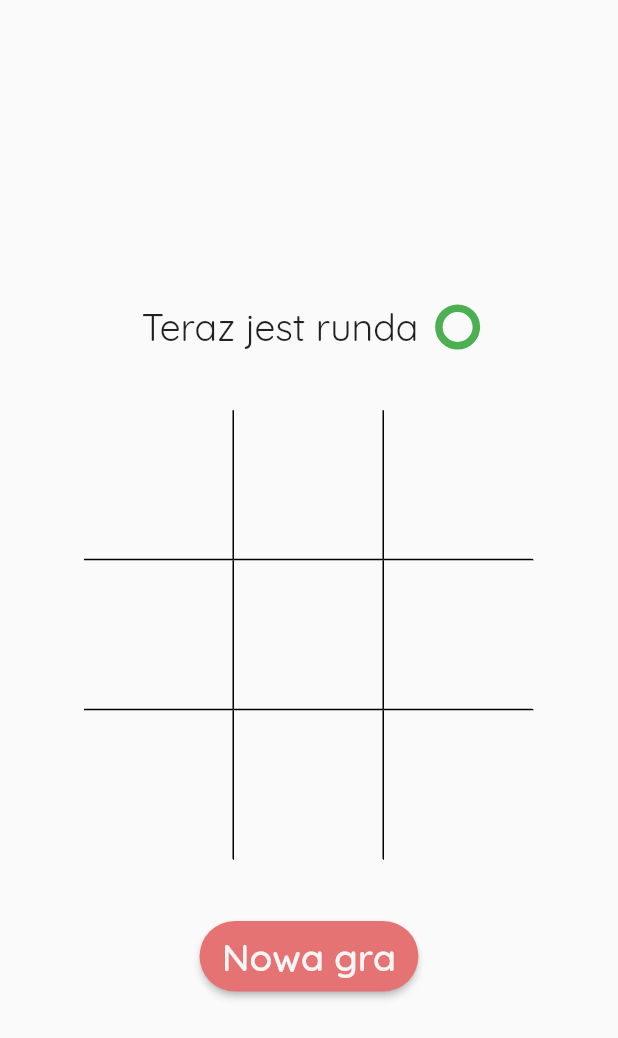
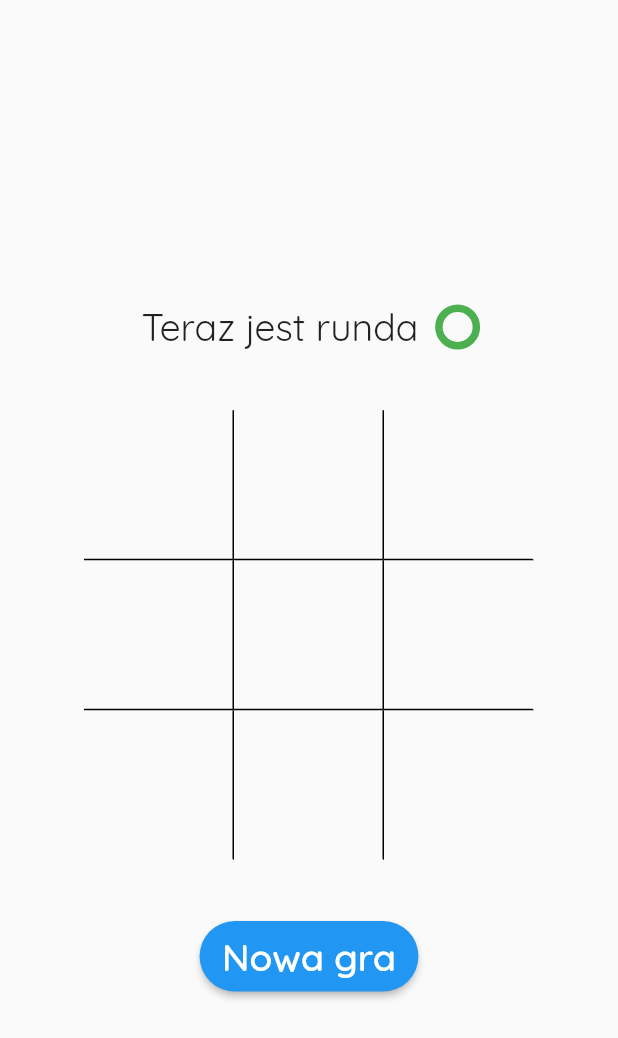
Before and after one commit to Areszka/Flutter-app, a Flutter app: the screen it shows after launch, after a tap on "Zacznij grę", on a phone screen of 412 x 824 dp. Shown: the top 1038 px of the screen. Run offline on Flutter 3.47's test engine with Material 2 defaults, Android fonts, the phone set to English and light mode, and no system bars.

Commit message:
add a switch button to turn off/on the dark theme

```diff
--- a/lib/board.dart
+++ b/lib/board.dart
@@ -6,7 +6,8 @@ import 'dart:math';
 
 class Board extends StatefulWidget {
   final String firstPlayer, secondPlayer;
-  Board(this.firstPlayer, this.secondPlayer);
+  final bool isSwitched;
+  Board(this.firstPlayer, this.secondPlayer, this.isSwitched);
 
   _BoardState createState() => _BoardState();
 }
@@ -103,11 +104,11 @@ class _BoardState extends State<Board> {
                 },
                 shape: RoundedRectangleBorder(
                     borderRadius: BorderRadius.circular(50.0)),
-                color: Colors.red[300],
+                color: Colors.blue[500],
                 padding: EdgeInsets.only(
                     top: 8.0, right: 15.0, bottom: 8.0, left: 15.0),
-                textColor: Colors.grey[100],
-                highlightColor: Colors.red[400],
+                textColor: widget.isSwitched ? Colors.white : Colors.black,
+                highlightColor: Colors.blue[600],
                 child: Text(
                   'Nowa gra',
                   style: TextStyle(fontSize: 25.0, fontFamily: 'Quicksand'),
--- a/lib/firstView.dart
+++ b/lib/firstView.dart
@@ -4,25 +4,39 @@ import './crossPainter.dart';
 import './main.dart';
 
 class FirstView extends StatefulWidget {
+  final Function changeTheme;
+  FirstView(this.changeTheme);
   @override
   _FirstViewState createState() => _FirstViewState();
 }
 
 class _FirstViewState extends State<FirstView> {
   String firstPlayer = 'kółko', secondPlayer = 'krzyzyk';
-
+  bool isSwitched = true;
   @override
   Widget build(BuildContext context) {
-    return Center(
-      child: Container(
-          margin: EdgeInsets.only(top: 50),
+    return Stack(children: <Widget>[
+      Positioned(
+        top: 20,
+        right: 20,
+        child: Switch(
+            activeColor: Colors.blue,
+            activeTrackColor: Colors.blue[100],
+            value: isSwitched,
+            onChanged: (value) {
+              setState(() {
+                isSwitched = value;
+                widget.changeTheme();
+              });
+            }),
+      ),
+      Positioned(
+          bottom: 100,
           child: Column(
-              mainAxisAlignment: MainAxisAlignment.center,
-              crossAxisAlignment: CrossAxisAlignment.center,
               children: <Widget>[
                 Row(
-                  mainAxisAlignment: MainAxisAlignment.center,
-                  crossAxisAlignment: CrossAxisAlignment.center,
+                  // mainAxisAlignment: MainAxisAlignment.center,
+                  // crossAxisAlignment: CrossAxisAlignment.center,
                   children: <Widget>[
                     Text('Pierwszy gracz  '),
                     CustomPaint(
@@ -33,16 +47,16 @@ class _FirstViewState extends State<FirstView> {
                     margin: EdgeInsets.all(40.0),
                     width: 300.0,
                     child: TextField(
+                      decoration: InputDecoration(hintText: 'Imię..'),
                       onChanged: (String textinput) {
                         setState(() {
                           firstPlayer = textinput;
                         });
                       },
-                      decoration: InputDecoration(hintText: 'Imię..'),
                     )),
                 Row(
-                  mainAxisAlignment: MainAxisAlignment.center,
-                  crossAxisAlignment: CrossAxisAlignment.center,
+                  // mainAxisAlignment: MainAxisAlignment.center,
+                  // crossAxisAlignment: CrossAxisAlignment.center,
                   children: <Widget>[
                     Text('Drugi gracz  '),
                     CustomPaint(
@@ -53,23 +67,23 @@ class _FirstViewState extends State<FirstView> {
                     margin: EdgeInsets.all(40.0),
                     width: 300.0,
                     child: TextField(
+                      decoration: InputDecoration(hintText: 'Imię..'),
                       onChanged: (String textinput) {
                         setState(() {
                           secondPlayer = textinput;
                         });
                       },
-                      decoration: InputDecoration(hintText: 'Imię..'),
                     )),
                 Container(
                   margin: EdgeInsets.only(top: 30.0),
                   child: RaisedButton(
                     shape: RoundedRectangleBorder(
                         borderRadius: BorderRadius.circular(50.0)),
-                    color: Colors.red[300],
+                    color: Colors.blue[500],
                     padding: EdgeInsets.only(
                         top: 8.0, right: 15.0, bottom: 8.0, left: 15.0),
-                    textColor: Colors.grey[100],
-                    highlightColor: Colors.red[400],
+                    textColor: isSwitched ? Colors.white : Colors.black,
+                    highlightColor: Colors.blue[600],
                     child: Text(
                       'Zacznij grę',
                       style: TextStyle(fontSize: 25.0, fontFamily: 'Quicksand'),
@@ -78,13 +92,13 @@ class _FirstViewState extends State<FirstView> {
                       Navigator.push(
                         context,
                         MaterialPageRoute(
-                            builder: (context) =>
-                                SecondRoute(firstPlayer, secondPlayer)),
+                            builder: (context) => SecondRoute(
+                                firstPlayer, secondPlayer, isSwitched)),
                       );
                     },
                   ),
                 ),
-              ])),
-    );
+              ]))
+    ]);
   }
 }
--- a/lib/main.dart
+++ b/lib/main.dart
@@ -4,39 +4,55 @@ import './firstView.dart';
 
 main() => runApp(MyApp());
 
-class MyApp extends StatelessWidget {
+class MyApp extends StatefulWidget {
+  @override
+  _MyAppState createState() => _MyAppState();
+}
+
+class _MyAppState extends State<MyApp> {
+  bool themeDark = false;
+  changeTheme() {
+    setState(() {
+      themeDark = !themeDark;
+    });
+  }
+
   @override
   Widget build(BuildContext context) {
     return MaterialApp(
         debugShowCheckedModeBanner: false,
         theme: ThemeData(
-        // brightness: Brightness.dark,
+          brightness: themeDark ? Brightness.dark : Brightness.light,
           fontFamily: 'Quicksand',
           textTheme: TextTheme(
             body1: TextStyle(fontSize: 25.0),
           ),
         ),
-      home: FirstRoute(),
-    );
+        home: FirstRoute(changeTheme));
   }
 }
 
 class FirstRoute extends StatelessWidget {
+  final Function changeTheme;
+
+  FirstRoute(this.changeTheme);
+
   @override
   Widget build(BuildContext context) {
     return Scaffold(
-      body: FirstView(),
+      body: FirstView(changeTheme),
     );
   }
 }
 
 class SecondRoute extends StatelessWidget {
   final String firstPlayer, secondPlayer;
-  SecondRoute(this.firstPlayer, this.secondPlayer);
+  final bool isSwitched;
+  SecondRoute(this.firstPlayer, this.secondPlayer, this.isSwitched);
   @override
   Widget build(BuildContext context) {
     return Scaffold(
-      body: Board(firstPlayer, secondPlayer),
+      body: Board(firstPlayer, secondPlayer, this.isSwitched),
     );
   }
 }
```
Lines whose indentation alone changed are shown as unchanged.
